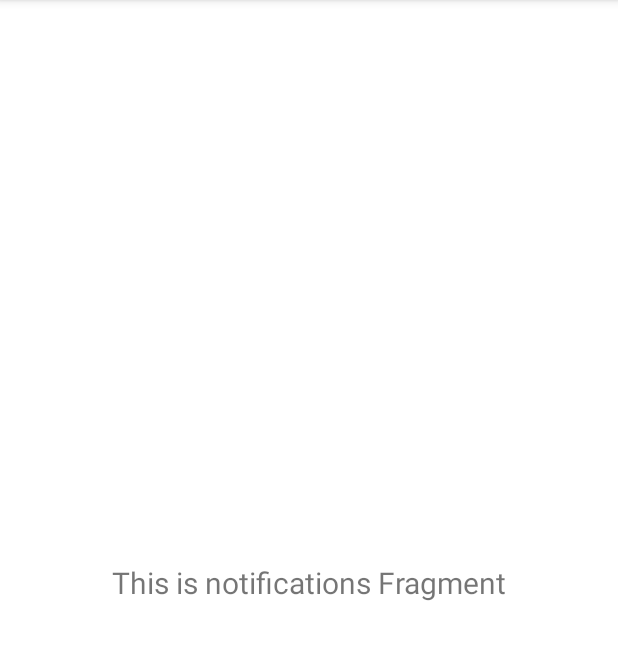
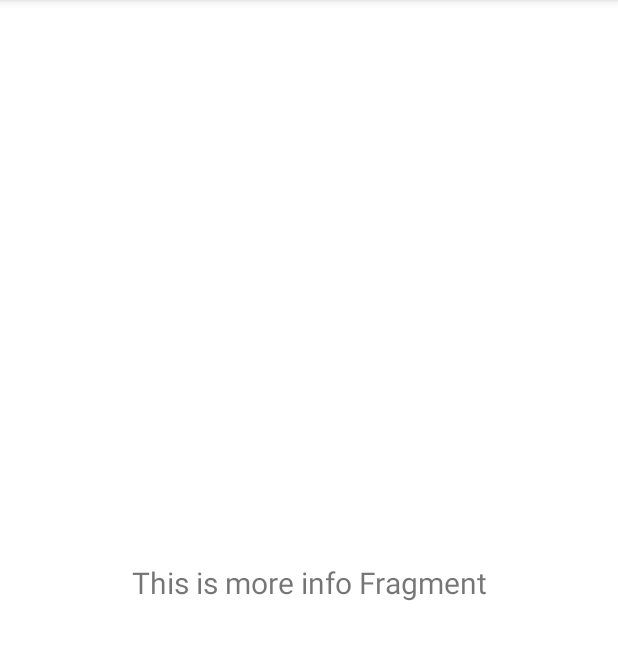
Before and after one commit to hossain-khan/android-police-brutality-incidents, an Android app: the fragment MoreInfoFragment shown on its own in the app's theme, on a phone screen of 412 x 824 dp, the part 84-744 px from its top. Run offline under Robolectric (Android 15) with nearby library versions, the phone set to English and light mode, and no system bars; our stand-ins replace Dagger/Hilt's generated code, data binding.

Commit message:
[ADDED] More info fragment base
Renamed the old unused fragment to more info.

```diff
--- a/android-app/app/src/main/java/com/blacklivesmatter/policebrutality/MainActivity.kt
+++ b/android-app/app/src/main/java/com/blacklivesmatter/policebrutality/MainActivity.kt
@@ -32,7 +32,9 @@ class MainActivity : DaggerAppCompatActivity() {
         // menu should be considered as top level destinations.
         val appBarConfiguration = AppBarConfiguration(
             setOf(
-                R.id.navigation_home, R.id.navigation_dashboard
+                R.id.navigation_menu_incident,
+                R.id.navigation_menu_report,
+                R.id.navigation_menu_more_info
             )
         )
         setupActionBarWithNavController(navController, appBarConfiguration)
--- a/android-app/app/src/main/java/com/blacklivesmatter/policebrutality/di/module/FragmentBindingModule.kt
+++ b/android-app/app/src/main/java/com/blacklivesmatter/policebrutality/di/module/FragmentBindingModule.kt
@@ -3,7 +3,7 @@ package com.blacklivesmatter.policebrutality.di.module
 import com.blacklivesmatter.policebrutality.ui.newreport.NewReportFragment
 import com.blacklivesmatter.policebrutality.ui.home.HomeFragment
 import com.blacklivesmatter.policebrutality.ui.incident.IncidentsFragment
-import com.blacklivesmatter.policebrutality.ui.notifications.NotificationsFragment
+import com.blacklivesmatter.policebrutality.ui.moreinfo.MoreInfoFragment
 import dagger.Module
 import dagger.android.ContributesAndroidInjector
 
@@ -20,5 +20,5 @@ abstract class FragmentBindingModule {
     abstract fun contributeIncidentsFragment(): IncidentsFragment
 
     @ContributesAndroidInjector
-    abstract fun contributeNotificationsFragment(): NotificationsFragment
+    abstract fun contributeNotificationsFragment(): MoreInfoFragment
 }
--- a/android-app/app/src/main/java/com/blacklivesmatter/policebrutality/di/module/ViewModelModule.kt
+++ b/android-app/app/src/main/java/com/blacklivesmatter/policebrutality/di/module/ViewModelModule.kt
@@ -6,7 +6,7 @@ import com.blacklivesmatter.policebrutality.di.annotation.ViewModelKey
 import com.blacklivesmatter.policebrutality.ui.newreport.NewReportViewModel
 import com.blacklivesmatter.policebrutality.ui.home.HomeViewModel
 import com.blacklivesmatter.policebrutality.ui.incident.IncidentViewModel
-import com.blacklivesmatter.policebrutality.ui.notifications.NotificationsViewModel
+import com.blacklivesmatter.policebrutality.ui.moreinfo.MoreInfoViewModel
 import dagger.Binds
 import dagger.Module
 import dagger.multibindings.IntoMap
@@ -36,6 +36,6 @@ abstract class ViewModelModule {
 
     @Binds
     @IntoMap
-    @ViewModelKey(NotificationsViewModel::class)
-    abstract fun bindNotificationsViewModel(viewModel: NotificationsViewModel): ViewModel
+    @ViewModelKey(MoreInfoViewModel::class)
+    abstract fun bindNotificationsViewModel(viewModel: MoreInfoViewModel): ViewModel
 }
--- a/android-app/app/src/main/java/com/blacklivesmatter/policebrutality/ui/notifications/NotificationsFragment.kt
+++ b/android-app/app/src/main/java/com/blacklivesmatter/policebrutality/ui/moreinfo/MoreInfoFragment.kt
@@ -1,4 +1,4 @@
-package com.blacklivesmatter.policebrutality.ui.notifications
+package com.blacklivesmatter.policebrutality.ui.moreinfo
 
 import android.os.Bundle
 import android.view.LayoutInflater
@@ -12,19 +12,19 @@ import com.blacklivesmatter.policebrutality.R
 import dagger.android.support.DaggerFragment
 import javax.inject.Inject
 
-class NotificationsFragment : DaggerFragment() {
+class MoreInfoFragment : DaggerFragment() {
 
     @Inject
     lateinit var viewModelFactory: ViewModelProvider.Factory
 
-    private val viewModel by viewModels<NotificationsViewModel> { viewModelFactory }
+    private val viewModel by viewModels<MoreInfoViewModel> { viewModelFactory }
 
     override fun onCreateView(
         inflater: LayoutInflater,
         container: ViewGroup?,
         savedInstanceState: Bundle?
     ): View? {
-        val root = inflater.inflate(R.layout.fragment_notifications, container, false)
+        val root = inflater.inflate(R.layout.fragment_more_info, container, false)
         val textView: TextView = root.findViewById(R.id.text_notifications)
         viewModel.text.observe(viewLifecycleOwner, Observer {
             textView.text = it
--- a/android-app/app/src/main/java/com/blacklivesmatter/policebrutality/ui/notifications/NotificationsViewModel.kt
+++ b/android-app/app/src/main/java/com/blacklivesmatter/policebrutality/ui/moreinfo/MoreInfoViewModel.kt
@@ -1,14 +1,14 @@
-package com.blacklivesmatter.policebrutality.ui.notifications
+package com.blacklivesmatter.policebrutality.ui.moreinfo
 
 import androidx.lifecycle.LiveData
 import androidx.lifecycle.MutableLiveData
 import androidx.lifecycle.ViewModel
 import javax.inject.Inject
 
-class NotificationsViewModel @Inject constructor() : ViewModel() {
+class MoreInfoViewModel @Inject constructor() : ViewModel() {
 
     private val _text = MutableLiveData<String>().apply {
-        value = "This is notifications Fragment"
+        value = "This is more info Fragment"
     }
     val text: LiveData<String> = _text
 }
--- /dev/null
+++ b/android-app/app/src/main/res/drawable/ic_info_circle.xml
@@ -0,0 +1,4 @@
+<vector android:height="24dp" android:viewportHeight="512"
+    android:viewportWidth="512" android:width="24dp" xmlns:android="http://schemas.android.com/apk/res/android">
+    <path android:fillColor="#FF000000" android:pathData="M256,8C119.043,8 8,119.083 8,256c0,136.997 111.043,248 248,248s248,-111.003 248,-248C504,119.083 392.957,8 256,8zM256,118c23.196,0 42,18.804 42,42s-18.804,42 -42,42 -42,-18.804 -42,-42 18.804,-42 42,-42zM312,372c0,6.627 -5.373,12 -12,12h-88c-6.627,0 -12,-5.373 -12,-12v-24c0,-6.627 5.373,-12 12,-12h12v-64h-12c-6.627,0 -12,-5.373 -12,-12v-24c0,-6.627 5.373,-12 12,-12h64c6.627,0 12,5.373 12,12v100h12c6.627,0 12,5.373 12,12v24z"/>
+</vector>
--- /dev/null
+++ b/android-app/app/src/main/res/layout/fragment_more_info.xml
@@ -0,0 +1,25 @@
+<?xml version="1.0" encoding="utf-8"?>
+<layout xmlns:android="http://schemas.android.com/apk/res/android"
+    xmlns:app="http://schemas.android.com/apk/res-auto"
+    xmlns:tools="http://schemas.android.com/tools">
+
+    <androidx.constraintlayout.widget.ConstraintLayout
+        android:layout_width="match_parent"
+        android:layout_height="match_parent"
+        tools:context=".ui.moreinfo.MoreInfoFragment">
+
+        <TextView
+            android:id="@+id/text_notifications"
+            android:layout_width="match_parent"
+            android:layout_height="wrap_content"
+            android:layout_marginStart="8dp"
+            android:layout_marginTop="8dp"
+            android:layout_marginEnd="8dp"
+            android:textAlignment="center"
+            android:textSize="20sp"
+            app:layout_constraintBottom_toBottomOf="parent"
+            app:layout_constraintEnd_toEndOf="parent"
+            app:layout_constraintStart_toStartOf="parent"
+            app:layout_constraintTop_toTopOf="parent" />
+    </androidx.constraintlayout.widget.ConstraintLayout>
+</layout>
--- a/android-app/app/src/main/res/layout/fragment_notifications.xml
+++ /dev/null
@@ -1,22 +0,0 @@
-<?xml version="1.0" encoding="utf-8"?>
-<androidx.constraintlayout.widget.ConstraintLayout xmlns:android="http://schemas.android.com/apk/res/android"
-    xmlns:app="http://schemas.android.com/apk/res-auto"
-    xmlns:tools="http://schemas.android.com/tools"
-    android:layout_width="match_parent"
-    android:layout_height="match_parent"
-    tools:context=".ui.notifications.NotificationsFragment">
-
-    <TextView
-        android:id="@+id/text_notifications"
-        android:layout_width="match_parent"
-        android:layout_height="wrap_content"
-        android:layout_marginStart="8dp"
-        android:layout_marginTop="8dp"
-        android:layout_marginEnd="8dp"
-        android:textAlignment="center"
-        android:textSize="20sp"
-        app:layout_constraintBottom_toBottomOf="parent"
-        app:layout_constraintEnd_toEndOf="parent"
-        app:layout_constraintStart_toStartOf="parent"
-        app:layout_constraintTop_toTopOf="parent" />
-</androidx.constraintlayout.widget.ConstraintLayout>
--- a/android-app/app/src/main/res/values/strings.xml
+++ b/android-app/app/src/main/res/values/strings.xml
@@ -7,4 +7,5 @@
     <string name="external_links_label">External links on this incident</string>
     <string name="unable_to_load_url">Unable to load selected URL due to internal issue. Try different external URLs.</string>
     <string name="total_reported_incident_for_location">Total %d reported incidents.</string>
+    <string name="title_more_info_and_sources">Info</string>
 </resources>
```
Also changed, not shown: android-app/app/src/main/res/drawable/ic_outline_app_information_24.xml (added, +10 -0 lines), android-app/app/src/main/res/drawable/ic_outline_info_24.xml (added, +10 -0 lines), android-app/app/src/main/res/menu/bottom_nav_menu.xml (+7 -2 lines), android-app/app/src/main/res/navigation/mobile_navigation.xml (+20 -3 lines).
